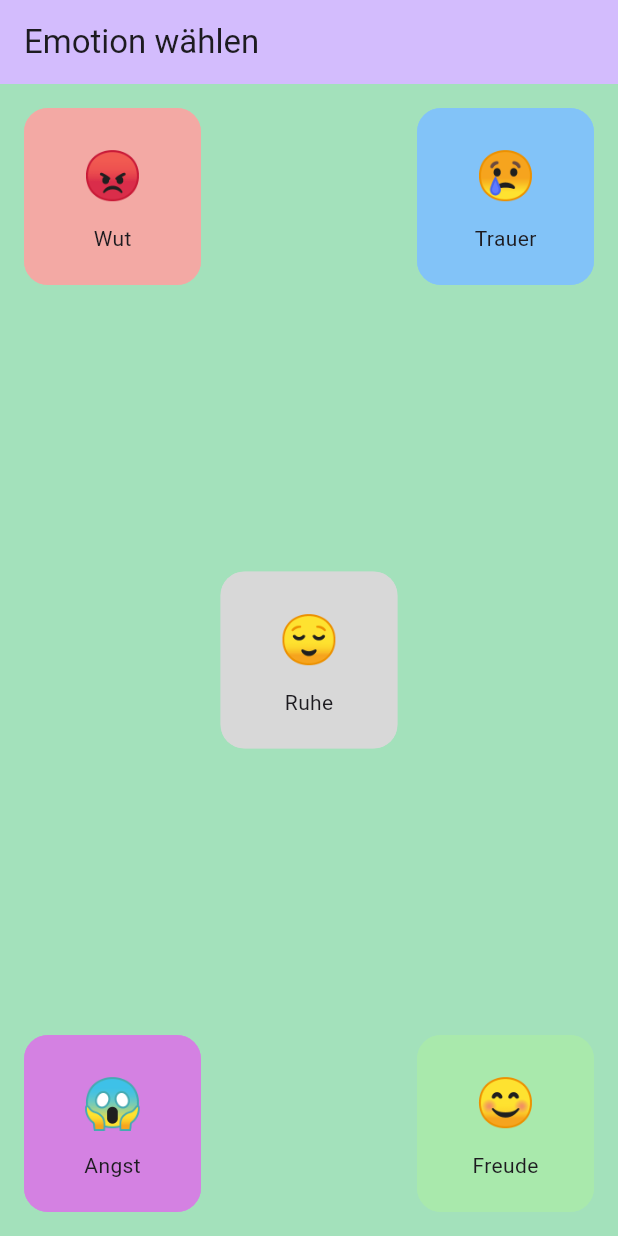
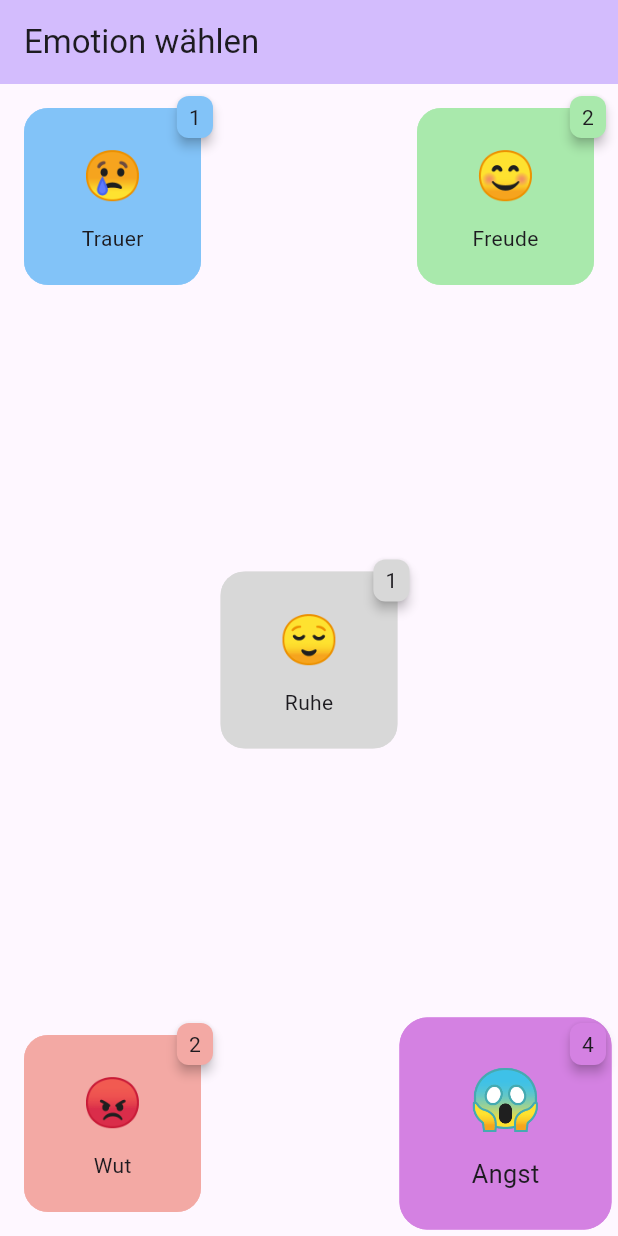
Before and after one commit to PhiliGuertler/live-emotions, a Flutter app: the screen it shows after launch, on a phone screen of 412 x 824 dp. Run offline on Flutter 3.47's test engine with Material 3 defaults, Android fonts, the phone set to English and light mode, and no system bars; drawn by our look-alikes of badges, flutter_animate.

Commit message:
added vbadges and animations for the most voted emotion

```diff
--- a/lib/main.dart
+++ b/lib/main.dart
@@ -67,12 +67,12 @@
         // the App.build method, and use it to set our appbar title.
         title: Text(widget.title),
       ),
-      body: const EmotionScreen(emotionRankings: <Emotion, double>{
-        Emotion.anger: 0.2,
-        Emotion.calmness: 0.1,
-        Emotion.fear: 0.4,
-        Emotion.grief: 0.1,
-        Emotion.joy: 0.2,
+      body: const EmotionScreen(emotionVotes: <Emotion, int>{
+        Emotion.anger: 2,
+        Emotion.calmness: 1,
+        Emotion.fear: 4,
+        Emotion.grief: 1,
+        Emotion.joy: 2,
       }),
       // floatingActionButton: FloatingActionButton(
       //   onPressed: _incrementCounter,
--- a/lib/widgets/emotion_button.dart
+++ b/lib/widgets/emotion_button.dart
@@ -1,31 +1,65 @@
 import 'package:flutter/material.dart';
 import 'package:flutter_animate/flutter_animate.dart';
+import 'package:badges/badges.dart' as badges;
 
 enum Emotion {
-  grief(emoji: "😢", name: "Trauer", color: Color.fromARGB(255, 130, 195, 248)),
-  joy(emoji: "😊", name: "Freude", color: Color.fromARGB(255, 169, 233, 172)),
-  anger(emoji: "😡", name: "Wut", color: Color.fromARGB(255, 243, 169, 164)),
+  grief(
+    emoji: "😢",
+    name: "Trauer",
+    color: Color.fromARGB(255, 130, 195, 248),
+    alignment: Alignment.topLeft,
+  ),
+  joy(
+    emoji: "😊",
+    name: "Freude",
+    color: Color.fromARGB(255, 169, 233, 172),
+    alignment: Alignment.topRight,
+  ),
   calmness(
-      emoji: "😌", name: "Ruhe", color: Color.fromARGB(255, 216, 216, 216)),
-  fear(emoji: "😱", name: "Angst", color: Color.fromARGB(255, 212, 129, 226));
+    emoji: "😌",
+    name: "Ruhe",
+    color: Color.fromARGB(255, 216, 216, 216),
+    alignment: Alignment.center,
+  ),
+  anger(
+    emoji: "😡",
+    name: "Wut",
+    color: Color.fromARGB(255, 243, 169, 164),
+    alignment: Alignment.bottomLeft,
+  ),
+  fear(
+    emoji: "😱",
+    name: "Angst",
+    color: Color.fromARGB(255, 212, 129, 226),
+    alignment: Alignment.bottomRight,
+  );
 
   final String emoji;
   final String name;
   final Color color;
+  final Alignment alignment;
 
-  const Emotion({required this.emoji, required this.name, required this.color});
+  const Emotion(
+      {required this.emoji,
+      required this.name,
+      required this.color,
+      required this.alignment});
 }
 
 class EmotionButton extends StatefulWidget {
   final Emotion emotion;
   final VoidCallback onPressed;
   final Duration cooldown;
+  final int votes;
+  final bool hasMostVotes;
 
   const EmotionButton({
     super.key,
     required this.emotion,
     required this.onPressed,
-    this.cooldown = const Duration(seconds: 5),
+    this.cooldown = const Duration(seconds: 30),
+    required this.votes,
+    required this.hasMostVotes,
   });
 
   @override
@@ -50,7 +84,7 @@ class _EmotionButtonState extends State<EmotionButton>
 
   @override
   Widget build(BuildContext context) {
-    return LayoutBuilder(builder: (context, constraints) {
+    Widget result = LayoutBuilder(builder: (context, constraints) {
       return ClipRRect(
         borderRadius: BorderRadius.circular(16.0),
         child: Stack(
@@ -143,5 +177,28 @@ class _EmotionButtonState extends State<EmotionButton>
         ),
       );
     });
+
+    if (widget.hasMostVotes) {
+      result = result
+          .animate(
+            onPlay: (controller) => controller.repeat(),
+          )
+          .shimmer(delay: 1.seconds);
+    }
+    result = result
+        .animate(target: widget.hasMostVotes ? 1 : 0)
+        .scale(begin: const Offset(1, 1), end: const Offset(1.2, 1.2));
+    return badges.Badge(
+      position: badges.BadgePosition.topEnd(top: -8, end: -8),
+      badgeStyle: badges.BadgeStyle(
+        shape: badges.BadgeShape.square,
+        badgeColor: widget.emotion.color,
+        padding: const EdgeInsets.symmetric(vertical: 4, horizontal: 8),
+        borderRadius: BorderRadius.circular(8),
+        elevation: 3,
+      ),
+      badgeContent: Text(widget.votes.toString()),
+      child: result,
+    );
   }
 }
--- a/lib/widgets/emotion_screen.dart
+++ b/lib/widgets/emotion_screen.dart
@@ -26,74 +26,36 @@ class ButtonContainer extends StatelessWidget {
 }
 
 class EmotionScreen extends StatelessWidget {
-  final Map<Emotion, double> emotionRankings;
+  final Map<Emotion, int> emotionVotes;
 
-  const EmotionScreen({super.key, required this.emotionRankings});
-
-  Color mixColors() {
-    Color result = Colors.white;
-    emotionRankings.forEach((emotion, value) {
-      result = Color.lerp(result, emotion.color, 1 - value)!;
-    });
-    return result;
-  }
+  const EmotionScreen({super.key, required this.emotionVotes});
 
   @override
   Widget build(BuildContext context) {
-    Color mixedColor = mixColors();
+    int maxVotes = emotionVotes.values
+        .fold(0, (max, current) => max > current ? max : current);
 
-    return Container(
-      color: mixedColor,
-      child: Stack(
-        alignment: Alignment.center,
-        children: [
+    return Stack(
+      alignment: Alignment.center,
+      children: [
+        for (final emotion in Emotion.values)
           ButtonContainer(
-            alignment: Alignment.topLeft,
+            alignment: emotion.alignment,
             child: EmotionButton(
-              emotion: Emotion.anger,
+              emotion: emotion,
               onPressed: () {
-                debugPrint(Emotion.anger.emoji);
+                debugPrint(emotion.emoji);
               },
+              votes: emotionVotes.containsKey(emotion)
+                  ? emotionVotes[emotion]!
+                  : 0,
+              hasMostVotes: maxVotes ==
+                  (emotionVotes.containsKey(emotion)
+                      ? emotionVotes[emotion]!
+                      : 0),
             ),
           ),
-          ButtonContainer(
-            alignment: Alignment.topRight,
-            child: EmotionButton(
-              emotion: Emotion.grief,
-              onPressed: () {
-                debugPrint(Emotion.grief.emoji);
-              },
-            ),
-          ),
-          ButtonContainer(
-            alignment: Alignment.center,
-            child: EmotionButton(
-              emotion: Emotion.calmness,
-              onPressed: () {
-                debugPrint(Emotion.calmness.emoji);
-              },
-            ),
-          ),
-          ButtonContainer(
-            alignment: Alignment.bottomLeft,
-            child: EmotionButton(
-              emotion: Emotion.fear,
-              onPressed: () {
-                debugPrint(Emotion.fear.emoji);
-              },
-            ),
-          ),
-          ButtonContainer(
-            alignment: Alignment.bottomRight,
-            child: EmotionButton(
-              emotion: Emotion.joy,
-              onPressed: () {
-                debugPrint(Emotion.joy.emoji);
-              },
-            ),
-          ),
-        ],
-      ),
+      ],
     );
   }
 }
--- a/pubspec.yaml
+++ b/pubspec.yaml
@@ -35,9 +35,8 @@ dependencies:
   # The following adds the Cupertino Icons font to your application.
   # Use with the CupertinoIcons class for iOS style icons.
   cupertino_icons: ^1.0.6
-  flutter_riverpod: ^2.5.1
-  freezed: ^2.5.2
   flutter_animate: ^4.5.0
+  badges: ^3.1.2
 
 dev_dependencies:
   flutter_test:
```
Also changed, not shown: pubspec.lock.
